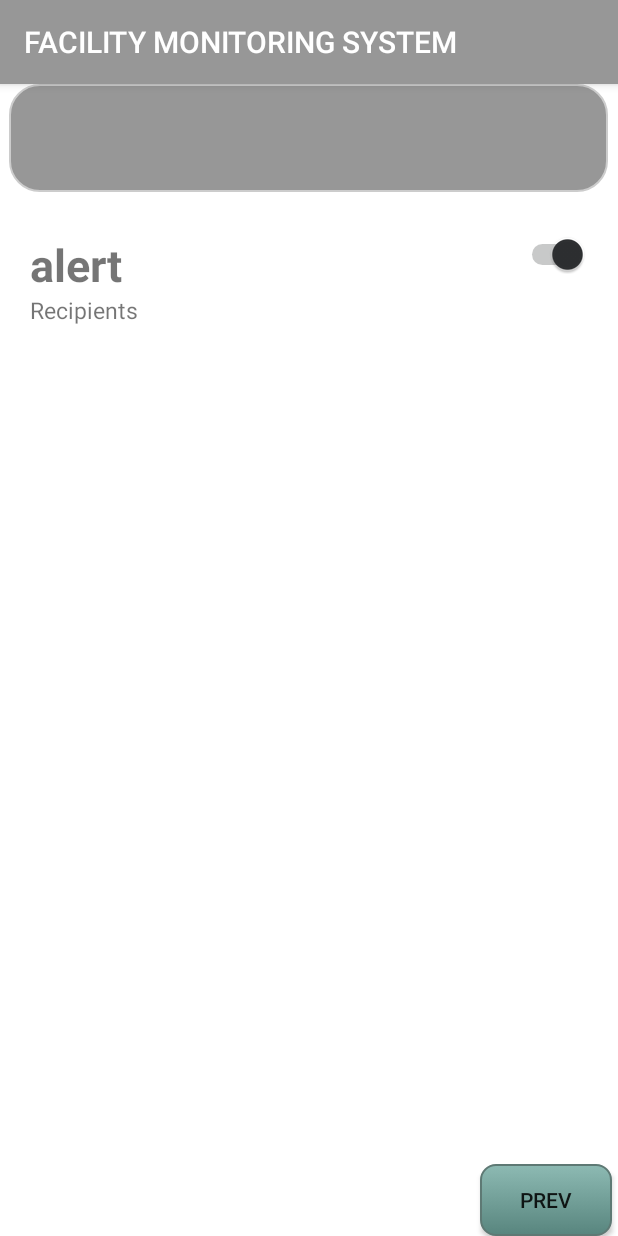
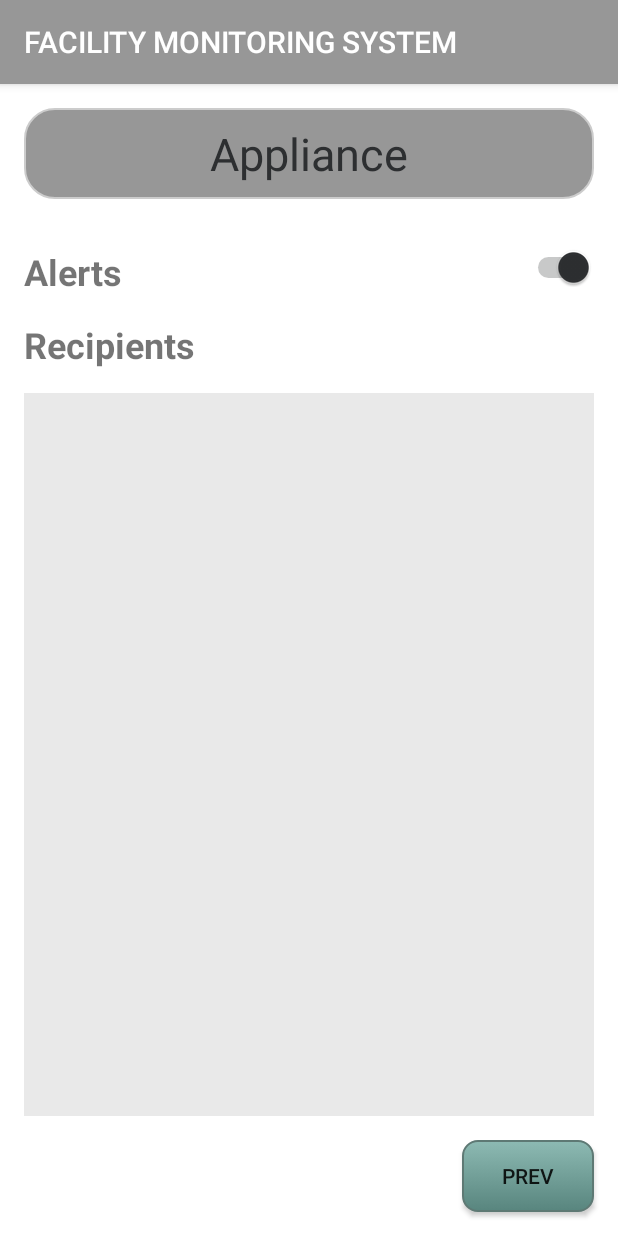
Before and after one commit to PrajwalMelath/FacilityMonitoringSystem, an Android app: the fragment DetailScreen3 shown on its own in the app's theme, on a phone screen of 412 x 824 dp. Run offline under Robolectric (Android 15) with nearby library versions, the phone set to English and light mode, and no system bars; Roboto replaces fonts that are not available here.

Commit message:
added constraint layout to screen 3

```diff
--- a/app/src/main/java/com/shalaka/facilitymonitoringsystem/fragment/DetailScreen3.java
+++ b/app/src/main/java/com/shalaka/facilitymonitoringsystem/fragment/DetailScreen3.java
@@ -20,7 +20,7 @@ public class DetailScreen3 extends Fragment {
     Button btnPrev;
     View view;
     Switch alertSwitch;
-    TextView recipientsText;
+    TextView recipientsText, recipientsList;
 
     public DetailScreen3() {
         // Required empty public constructor
@@ -34,6 +34,8 @@ public class DetailScreen3 extends Fragment {
         view = inflater.inflate(R.layout.screen3_detail, container, false);
         btnPrev = view.findViewById(R.id.btnPrev);
         recipientsText = (TextView) view.findViewById(R.id.recipients_text);
+        recipientsList = (TextView) view.findViewById(R.id.recipients_list);
+
         btnPrev.setOnClickListener(new View.OnClickListener() {
             @Override
             public void onClick(View v) {
@@ -53,9 +55,11 @@ public class DetailScreen3 extends Fragment {
             public void onClick(View view){
                 if (alertSwitch.isChecked()){
                     recipientsText.setVisibility(TextView.VISIBLE);
+                    recipientsList.setVisibility(TextView.VISIBLE);
                 }
                 else {
                     recipientsText.setVisibility(TextView.INVISIBLE);
+                    recipientsList.setVisibility(TextView.INVISIBLE);
                 }
             }
         });
--- a/app/src/main/res/layout/screen3_detail.xml
+++ b/app/src/main/res/layout/screen3_detail.xml
@@ -1,4 +1,5 @@
-<FrameLayout xmlns:android="http://schemas.android.com/apk/res/android"
+<androidx.constraintlayout.widget.ConstraintLayout xmlns:android="http://schemas.android.com/apk/res/android"
+    xmlns:app="http://schemas.android.com/apk/res-auto"
     xmlns:tools="http://schemas.android.com/tools"
     android:id="@+id/frame_layout1"
     android:layout_width="match_parent"
@@ -10,28 +11,33 @@
         android:id="@+id/appl"
 
         style="@style/text1"
-        android:layout_width="399dp"
-        android:layout_height="72dp"
-        android:layout_gravity="center_horizontal"
+        android:layout_width="0dp"
+        android:layout_height="wrap_content"
+        android:layout_marginStart="16dp"
+
+        android:layout_marginTop="16dp"
+        android:layout_marginEnd="16dp"
         android:fontFamily="@font/roboto"
-        android:gravity="left"
+        android:text="Appliance"
+        android:textColor="@color/colorAccent"
+        android:textSize="30sp"
+        android:textAlignment="center"
 
-        android:textColor="@color/colorAccent"
-        android:textSize="35sp"
-        tools:layout_editor_absoluteX="6dp"
-        tools:layout_editor_absoluteY="16dp" />
-        tools:layout_editor_absoluteX="87dp"
-        tools:layout_editor_absoluteY="16dp" />
+        app:layout_constraintEnd_toEndOf="parent"
+        app:layout_constraintStart_toStartOf="parent"
+        app:layout_constraintTop_toTopOf="parent" />
 
     <TextView
         android:id="@+id/alert"
         style="@style/text"
         android:layout_width="wrap_content"
         android:layout_height="wrap_content"
-        android:layout_gravity="left"
-        android:layout_marginStart="20dp"
-        android:layout_marginTop="100dp"
+        android:layout_marginStart="16dp"
+        android:layout_marginTop="32dp"
         android:text="@string/alert"
+        android:textSize="24sp"
+        app:layout_constraintStart_toStartOf="parent"
+        app:layout_constraintTop_toBottomOf="@+id/appl"
         tools:ignore="RtlHardcoded" />
 
     <Switch
@@ -39,30 +45,50 @@
         style="@style/TextAppearance.AppCompat.Button"
         android:layout_width="wrap_content"
         android:layout_height="wrap_content"
-        android:layout_gravity="right"
-        android:layout_marginTop="100dp"
-        android:layout_marginRight="20dp"
-        android:textSize="15sp" />
+        android:layout_marginTop="32dp"
+        android:layout_marginEnd="16dp"
+        android:textSize="15sp"
+        app:layout_constraintEnd_toEndOf="parent"
+        app:layout_constraintTop_toBottomOf="@+id/appl" />
 
 
     <Button
         android:id="@+id/btnPrev"
         android:layout_width="wrap_content"
         android:layout_height="wrap_content"
-        android:layout_gravity="bottom"
-        android:layout_marginStart="320dp"
+        android:layout_marginEnd="16dp"
+
+        android:layout_marginBottom="16dp"
+        android:background="@drawable/button"
         android:text="@string/prev"
-        android:background="@drawable/button"
-
-        />
+        app:layout_constraintBottom_toBottomOf="parent"
+        app:layout_constraintEnd_toEndOf="parent" />
 
     <TextView
         android:id="@+id/recipients_text"
+        style="@style/text"
         android:layout_width="wrap_content"
         android:layout_height="wrap_content"
-        android:layout_gravity="left"
-        android:layout_marginLeft="20dp"
-        android:layout_marginTop="140dp"
+        android:layout_marginStart="16dp"
+        android:layout_marginTop="16dp"
         android:text="Recipients"
-        android:textSize="15sp" />
-</FrameLayout>
+        android:textSize="24sp"
+        app:layout_constraintStart_toStartOf="parent"
+        app:layout_constraintTop_toBottomOf="@+id/alert" />
+
+    <TextView
+        android:id="@+id/recipients_list"
+        android:layout_width="0dp"
+        android:layout_height="0dp"
+        android:layout_marginStart="16dp"
+        android:layout_marginTop="16dp"
+        android:layout_marginEnd="16dp"
+        android:layout_marginBottom="16dp"
+        android:background="#FFFFFF"
+        android:backgroundTint="#66C8C8C8"
+        android:clickable="true"
+        app:layout_constraintBottom_toTopOf="@+id/btnPrev"
+        app:layout_constraintEnd_toEndOf="parent"
+        app:layout_constraintStart_toStartOf="parent"
+        app:layout_constraintTop_toBottomOf="@+id/recipients_text" />
+</androidx.constraintlayout.widget.ConstraintLayout>
--- a/app/src/main/res/values/strings.xml
+++ b/app/src/main/res/values/strings.xml
@@ -22,7 +22,7 @@
     <string name="degree_c">Degree C</string>
     <string name="prev">prev</string>
     <string name="appliance">Appliance</string>
-    <string name="alert">alert</string>
+    <string name="alert">Alerts</string>
     <string name="enable">Enable</string>
     <string name="_10">10</string>
 
```
